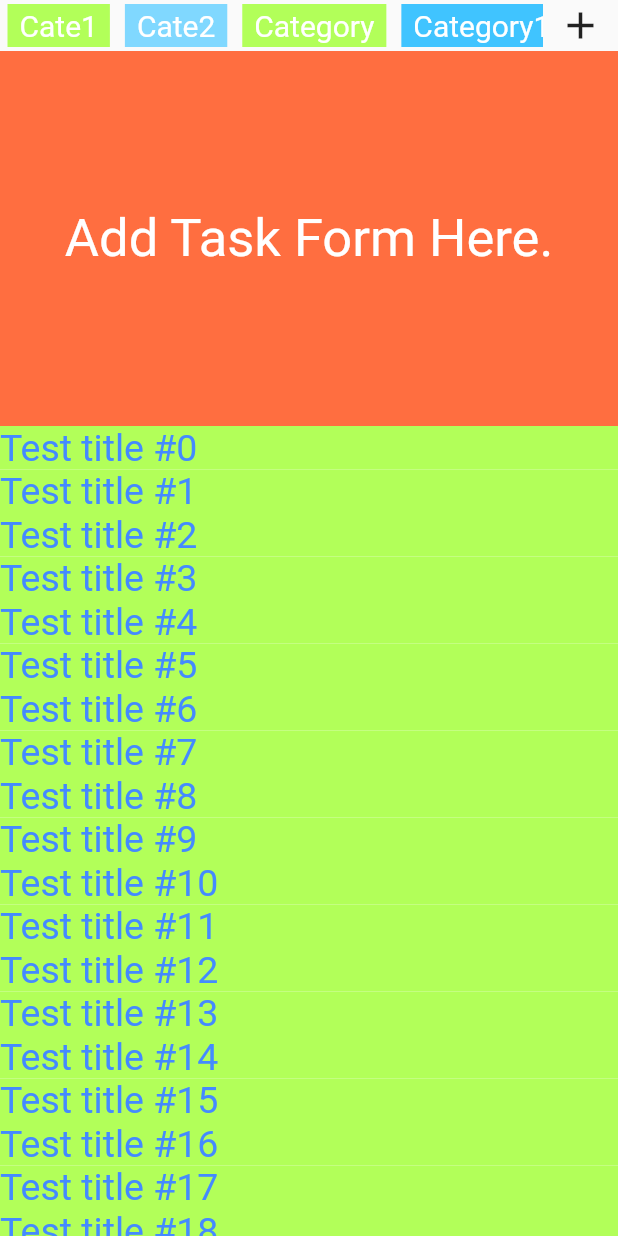
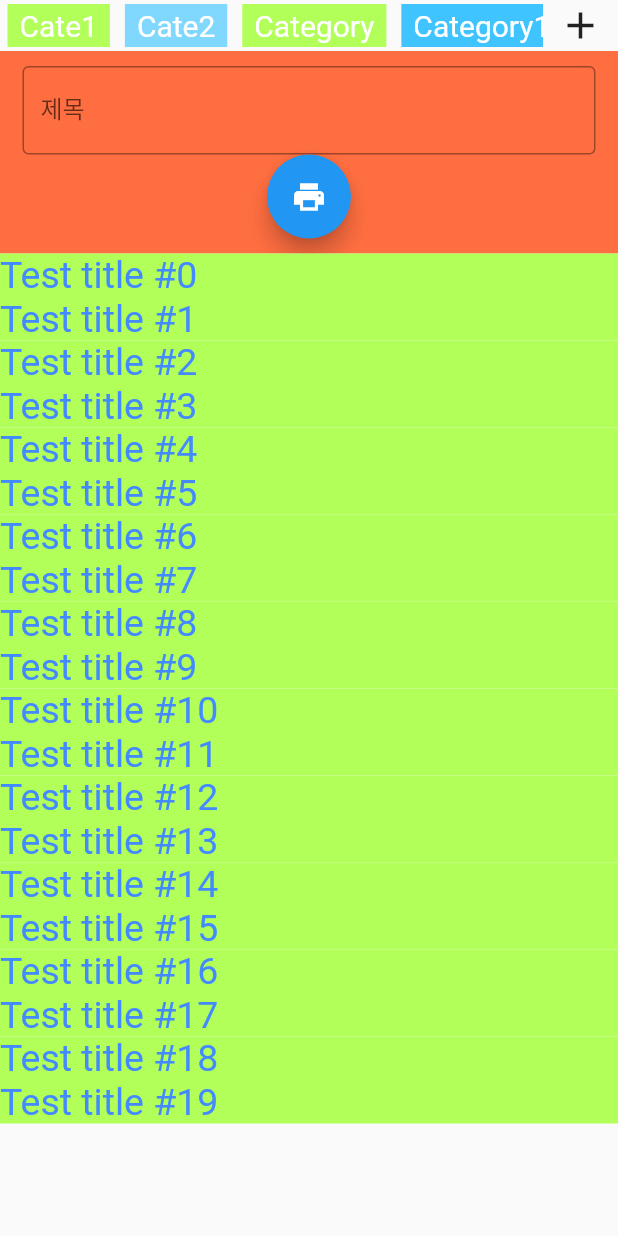
Before and after one commit to FlowerfulFort/scrollv2, a Flutter app: the screen it shows after launch, on a phone screen of 412 x 824 dp. Run offline on Flutter 3.47's test engine with Material 2 defaults, Android fonts, the phone set to English and light mode, and no system bars; our stand-ins replace time; missing offline and left inert: dart:ffi.

Commit message:
Taskform Test_1

```diff
--- a/lib/AddTaskForm.dart
+++ b/lib/AddTaskForm.dart
@@ -13,15 +13,34 @@ class AddTaskFormState extends State<AddTaskForm> {
     color: Colors.white,
     fontSize: 35,
   );
-
+  final titleController = TextEditingController();
   @override
   Widget build(BuildContext context) {
     dev.log('Render: AddTaskForm');
 
     return Container(
-        color: Colors.deepOrangeAccent,
-        height: 250,
-        child: Center(child: Text('Add Task Form Here.', style: style))
+      color: Colors.deepOrangeAccent,
+      // height: 250,
+      child: Container(
+        margin: EdgeInsets.only(top: 10.0, bottom: 10.0, left: 15.0, right: 15.0),
+        child: Column(
+          children: <Widget>[
+            TextField(
+              controller: titleController,
+              decoration: InputDecoration(
+                border: OutlineInputBorder(),
+                labelText: '제목'
+              )
+            ),
+            FloatingActionButton(
+              child: Icon(Icons.print),
+              onPressed: () => {
+                dev.log(titleController.text)
+              }
+            )
+          ],
+        ),
+      ),
     );
   }
 }
```
